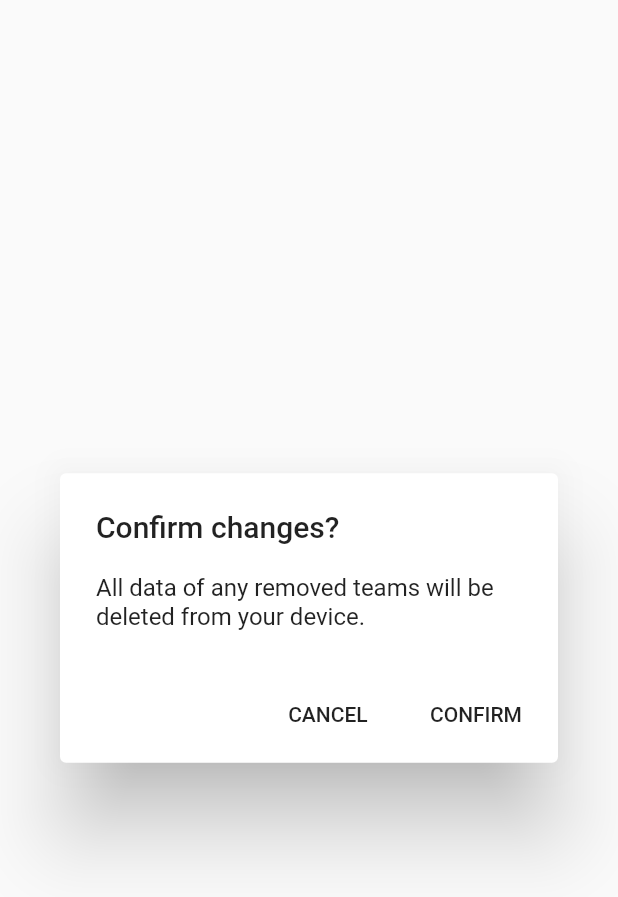
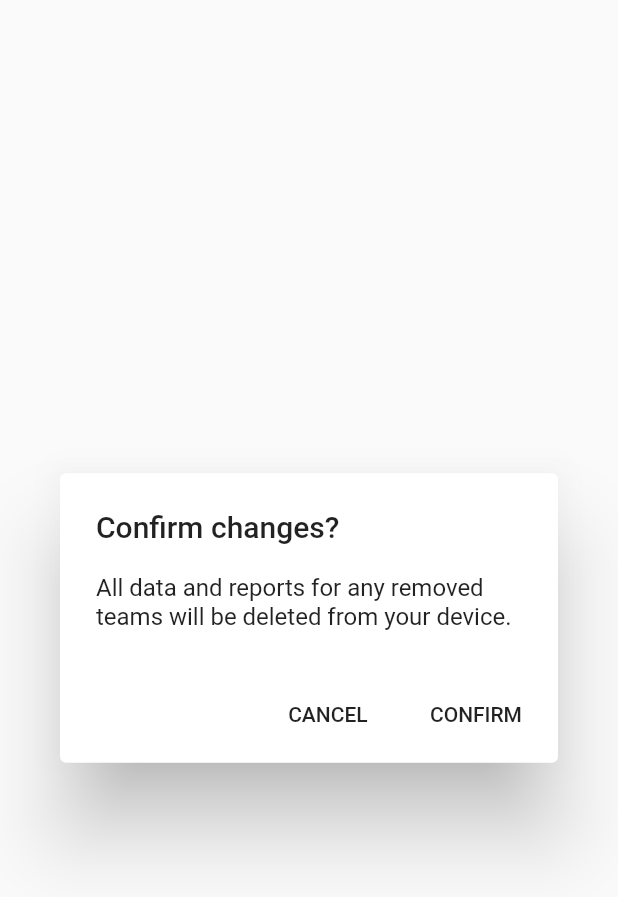
Before and after one commit to FRC5892/scouting_app, a Flutter app: the YesNoAlertDialog widget shown alone on an empty page, opened directly, on a phone screen of 412 x 824 dp. Shown: the top 897 px of the screen. Run offline on Flutter 3.47's test engine with Material 2 defaults, Android fonts, the phone set to English and light mode, and no system bars; our stand-ins replace cloud_firestore, csv, firebase_auth, shared_preferences; accounts and stored records are empty; network calls fail; project files that could hold a hidden picture were left out.

Commit message:
Hell. Yes.

```diff
--- a/kai_talking_to_self.txt
+++ b/kai_talking_to_self.txt
@@ -219,3 +219,15 @@ I know that I can hit the first two points with a number-crunching Isolate, and
 Hopefully not many. I don't know how non-rendering isolates will behave when the app is closed.
 It probably depends on the platform anyway. "It" being what happens and/or what I am trying to accomplish.
 Anyway. Number crunching functions will return Strings, so that they can be formatted nicely in the report.
+
+Welp. Number crunching is borked in release builds.
+Files aren't actually being created for the reports.
+All I can think to do right now is stick print statements every-goddamn-where and see what doesn't happen in release.
+Wait. Shit. False alarm.
+I forgot to generate reports after pulling from the tracking manager. Durrr.
+Good thing I found that now, I guess.
+And I think apart from that...
+
+... we good.
+
+I say that and then spend like thirty minutes on my *amazing* decision to base data timestamps on lastModified. Great job past Kai.
--- a/lib/data_utils/number_crunching.dart
+++ b/lib/data_utils/number_crunching.dart
@@ -1,5 +1,3 @@
-import 'dart:isolate';
-
 typedef String NumberCrunchFunc<T>(Iterable<TimeAssociatedDatum<T>> data);
 
 class TimeAssociatedDatum<T> {
@@ -20,7 +18,9 @@ abstract class NumberCrunchFuncs {
 
   static String mostRecent<T>(Iterable<TimeAssociatedDatum<T>> data) {
     TimeAssociatedDatum<T> mostRecent = new TimeAssociatedDatum(null, new DateTime.fromMillisecondsSinceEpoch(0));
-    data.forEach((tad) {if (tad.timestamp.isAfter(mostRecent.timestamp)) mostRecent = tad;});
+    data.forEach((tad) {
+      if (tad.timestamp.isAfter(mostRecent.timestamp)) mostRecent = tad;
+    });
     return mostRecent.toString();
   }
 }
--- a/lib/data_utils/number_crunching_isolate.dart
+++ b/lib/data_utils/number_crunching_isolate.dart
@@ -1,4 +1,5 @@
 import 'dart:isolate';
+
 import '../constants.dart';
 import '../widgets/forms/forms.dart';
 
@@ -30,6 +31,7 @@ ReceivePort spawnNumberCrunchingIsolate(Map<int, List<FormWithMetadata>> data) {
 void crunchNumbers(NumberCrunchInitMessage message) {
   SendPort reportPort = message.reportPort;
   message.data.forEach((teamNumber, formData) {
+    print(teamNumber);
     Map<String, List<FormWithMetadata>> sepData = new Map();
     formData.forEach((data) {
       sepData..putIfAbsent(data.form[MapKeys.FORM_TYPE], () => [])
--- a/lib/managers/firebase_manager.dart
+++ b/lib/managers/firebase_manager.dart
@@ -1,7 +1,8 @@
 import 'dart:async';
-import 'package:scouting_app/main.dart';
+
 import 'package:cloud_firestore/cloud_firestore.dart';
 import 'package:firebase_auth/firebase_auth.dart';
+import 'package:scouting_app/main.dart';
 import 'package:shared_preferences/shared_preferences.dart';
 
 class FirebaseManager {
@@ -48,8 +49,7 @@ class FirebaseManager {
   Function _saveDataFromSnapshotCallback(int teamNumber) {
     return (QuerySnapshot snapshot) {
       snapshot.documents.forEach((doc) {
-        print("found a $teamNumber document: ${doc.data}");
-        StorageManager.addData(doc.data..remove(MapKeys.TIMESTAMP), teamNumber, doc.documentID);
+        StorageManager.addData(doc.data..[MapKeys.TIMESTAMP] *= 1000, teamNumber, doc.documentID);
       });
     };
   }
--- a/lib/widgets/dialogs/team_number_entry_dialog.dart
+++ b/lib/widgets/dialogs/team_number_entry_dialog.dart
@@ -1,4 +1,3 @@
-import 'package:scouting_app/main.dart';
 import 'package:flutter/material.dart';
 
 // TODO move upwards on the screen (potentially respond to keyboard)
--- a/lib/widgets/dialogs/yesno_alert_dialog.dart
+++ b/lib/widgets/dialogs/yesno_alert_dialog.dart
@@ -2,16 +2,16 @@ import 'package:flutter/material.dart';
 
 class YesNoAlertDialog extends StatelessWidget {
   final String title;
-  final String subtitle;
+  final String content;
   final String yesOption;
   final String noOption;
-  const YesNoAlertDialog({this.title = "Yes or No", this.subtitle, this.yesOption = "YES", this.noOption = "NO"});
+  const YesNoAlertDialog({this.title = "Yes or No", this.content, this.yesOption = "YES", this.noOption = "NO"});
 
   @override
   Widget build(BuildContext context) {
     return new AlertDialog(
       title: new Text(title),
-      content: subtitle != null ? new Text(subtitle) : null,
+      content: content != null ? new Text(content) : null,
       actions: <Widget> [
         new FlatButton(
           onPressed: () => Navigator.pop(context, false),
--- a/lib/widgets/forms/form_views.dart
+++ b/lib/widgets/forms/form_views.dart
@@ -1,4 +1,5 @@
 import 'dart:async';
+
 import 'package:flutter/material.dart';
 import 'package:scouting_app/main.dart';
 import 'package:shared_preferences/shared_preferences.dart';
--- a/lib/widgets/forms/forms.dart
+++ b/lib/widgets/forms/forms.dart
@@ -1,14 +1,16 @@
+import 'dart:math';
+
 import 'package:flutter/material.dart';
 
 import 'forms.dart';
 
-import 'dart:math';
+export 'package:scouting_app/data_utils/number_crunching.dart';
+
 export 'fields/integer_field.dart';
 export 'form_fields.dart';
 export 'form_types.dart';
 export 'form_views.dart';
 export 'forms/test_form.dart';
-export 'package:scouting_app/data_utils/number_crunching.dart';
 
 class FRCFormTypeManager {
   static final FRCFormTypeManager instance = new FRCFormTypeManager._();
--- a/lib/widgets/screens/data/team_tracking_manage_screen.dart
+++ b/lib/widgets/screens/data/team_tracking_manage_screen.dart
@@ -26,7 +26,7 @@ class _TTMScreenState extends State<TeamTrackingManagementScreen> {
   Future<Null> submitExitHandler(BuildContext context) async {
     if (!await showDialog(context: context, child: const YesNoAlertDialog(
       title: "Confirm changes?",
-      subtitle: "All data of any removed teams will be deleted from your device.",
+      content: "All data and reports for any removed teams will be deleted from your device.",
       yesOption: "CONFIRM",
       noOption: "CANCEL",
     ))) return;
@@ -35,7 +35,7 @@ class _TTMScreenState extends State<TeamTrackingManagementScreen> {
     StorageManager.setTrackedTeams(tracking.toList());
     Navigator.pop(context, await showDialog(context: context, child: const YesNoAlertDialog(
       title: "Pull existing data?",
-      subtitle: "If you choose \"No,\" only data entered after the present moment will be pulled.",
+      content: "If you choose \"No,\" only data entered after the present moment will be pulled.",
     ))); // TODO allow picking a time
   }
 
--- a/lib/widgets/screens/intro_screen.dart
+++ b/lib/widgets/screens/intro_screen.dart
@@ -1,6 +1,6 @@
 import 'package:flutter/material.dart';
+import 'package:scouting_app/main.dart';
 import 'package:shared_preferences/shared_preferences.dart';
-import 'package:scouting_app/main.dart';
 
 // TODO handle getting teamCode, teamPass, userName
 class IntroScreen extends StatelessWidget {
```
Also changed, not shown: lib/main.dart (+9 -10 lines), lib/managers/storage_manager.dart (+4 -3 lines), lib/widgets/screens/home/data_home.dart (+7 -5 lines), 2 other files.
